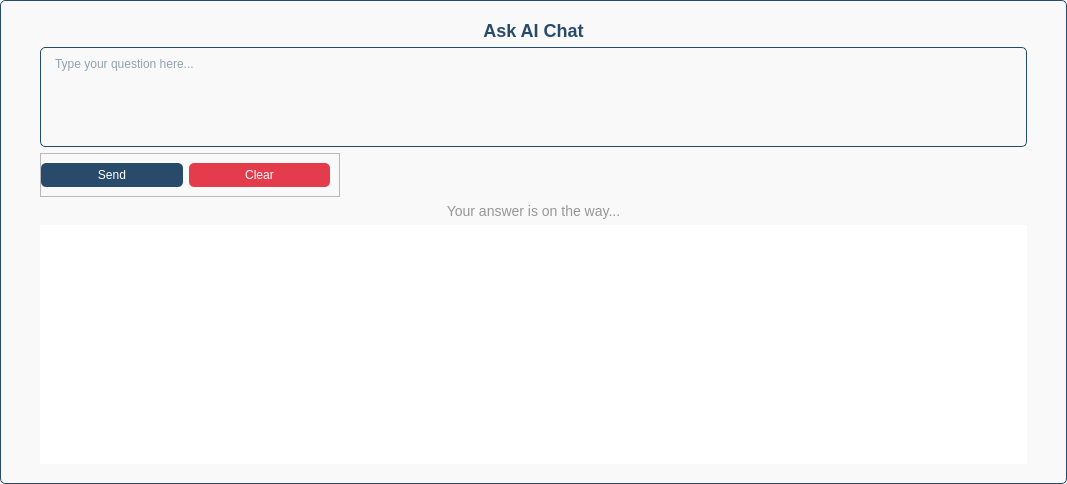
This is view/ui/ask_AI_chat.ui in MYI26/My_Portfolio_Manager as Qt 5 draws it before an edit. The edited form follows.
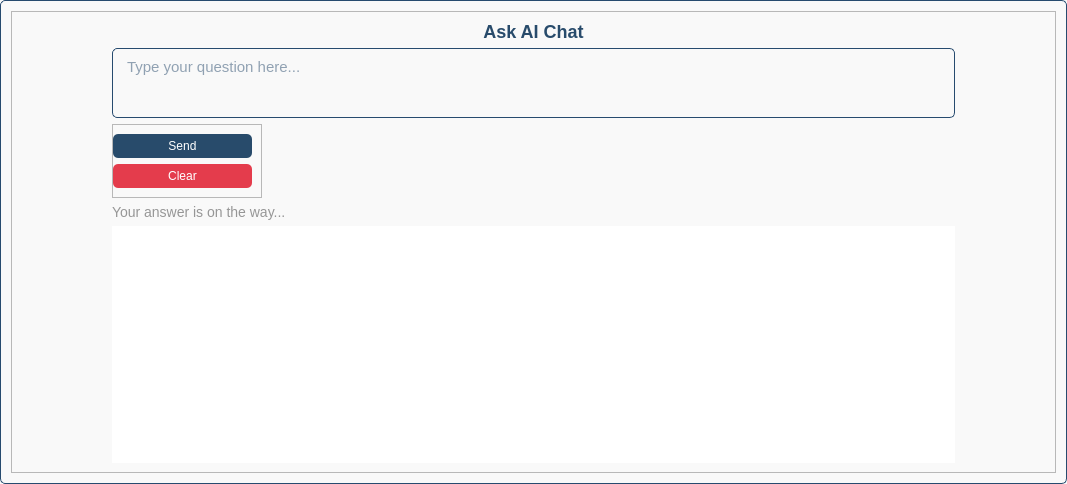
This is the edited form.

Commit message: Enhancement: Update MainPresenter and views to integrate AskAIChat and NewAction functionalities, improve layout handling, and add loading label visibility

What changed in the file:
```diff
--- a/view/ui/ask_AI_chat.ui
+++ b/view/ui/ask_AI_chat.ui
@@ -26,18 +26,27 @@
 	background-color: rgb(249, 249, 249);
 }</string>
   </property>
-  <layout class="QVBoxLayout" name="verticalLayout">
+  <layout class="QHBoxLayout" name="horizontalLayout">
+   <item>
+    <widget class="QFrame" name="frame_2">
+     <property name="minimumSize">
+      <size>
+       <width>0</width>
+       <height>300</height>
+      </size>
+     </property>
+     <property name="frameShape">
+      <enum>QFrame::StyledPanel</enum>
+     </property>
+     <property name="frameShadow">
+      <enum>QFrame::Raised</enum>
+     </property>
+     <layout class="QVBoxLayout" name="verticalLayout_2">
    <property name="leftMargin">
-    <number>40</number>
-   </property>
-   <property name="topMargin">
-    <number>20</number>
+       <number>100</number>
    </property>
    <property name="rightMargin">
-    <number>40</number>
-   </property>
-   <property name="bottomMargin">
-    <number>20</number>
+       <number>100</number>
    </property>
    <item>
     <widget class="QLabel" name="label_title">
@@ -73,9 +82,14 @@
      <property name="maximumSize">
       <size>
        <width>16777215</width>
-       <height>100</height>
-      </size>
-     </property>
+          <height>70</height>
+         </size>
+        </property>
+        <property name="font">
+         <font>
+          <pointsize>11</pointsize>
+         </font>
+        </property>
      <property name="styleSheet">
       <string notr="true">
 	border: 1px solid #274b6f;
@@ -85,6 +99,16 @@
 	background-color: rgb(249, 249, 249);
 </string>
      </property>
+        <property name="html">
+         <string>&lt;!DOCTYPE HTML PUBLIC &quot;-//W3C//DTD HTML 4.0//EN&quot; &quot;http://www.w3.org/TR/REC-html40/strict.dtd&quot;&gt;
+&lt;html&gt;&lt;head&gt;&lt;meta name=&quot;qrichtext&quot; content=&quot;1&quot; /&gt;&lt;meta charset=&quot;utf-8&quot; /&gt;&lt;style type=&quot;text/css&quot;&gt;
+p, li { white-space: pre-wrap; }
+hr { height: 1px; border-width: 0; }
+li.unchecked::marker { content: &quot;\2610&quot;; }
+li.checked::marker { content: &quot;\2612&quot;; }
+&lt;/style&gt;&lt;/head&gt;&lt;body style=&quot; font-family:'Segoe UI'; font-size:11pt; font-weight:400; font-style:normal;&quot;&gt;
+&lt;p align=&quot;justify&quot; style=&quot;-qt-paragraph-type:empty; margin-top:0px; margin-bottom:0px; margin-left:0px; margin-right:0px; -qt-block-indent:0; text-indent:0px;&quot;&gt;&lt;br /&gt;&lt;/p&gt;&lt;/body&gt;&lt;/html&gt;</string>
+        </property>
      <property name="placeholderText">
       <string>Type your question here...</string>
      </property>
@@ -94,7 +118,7 @@
     <widget class="QFrame" name="frame">
      <property name="minimumSize">
       <size>
-       <width>300</width>
+          <width>150</width>
        <height>0</height>
       </size>
      </property>
@@ -107,7 +131,7 @@
      <property name="frameShadow">
       <enum>QFrame::Raised</enum>
      </property>
-     <layout class="QHBoxLayout" name="horizontalLayout">
+        <layout class="QVBoxLayout" name="verticalLayout_3">
       <property name="leftMargin">
        <number>0</number>
       </property>
@@ -162,7 +186,7 @@
       <string>Your answer is on the way...</string>
      </property>
      <property name="alignment">
-      <set>Qt::AlignCenter</set>
+         <set>Qt::AlignLeading|Qt::AlignLeft|Qt::AlignVCenter</set>
      </property>
     </widget>
    </item>
@@ -185,8 +209,8 @@
        <rect>
         <x>0</x>
         <y>0</y>
-        <width>987</width>
-        <height>216</height>
+           <width>847</width>
+           <height>191</height>
        </rect>
       </property>
       <property name="styleSheet">
@@ -195,6 +219,11 @@
       <layout class="QVBoxLayout" name="scroll_area_layout">
        <item>
         <widget class="QLabel" name="label_answer">
+            <property name="font">
+             <font>
+              <pointsize>-1</pointsize>
+             </font>
+            </property>
          <property name="styleSheet">
           <string>
            font-size: 14px;
@@ -204,6 +233,9 @@
          <property name="text">
           <string/>
          </property>
+            <property name="alignment">
+             <set>Qt::AlignLeading|Qt::AlignLeft|Qt::AlignTop</set>
+            </property>
          <property name="wordWrap">
           <bool>true</bool>
          </property>
@@ -211,6 +243,9 @@
        </item>
       </layout>
      </widget>
+       </widget>
+      </item>
+     </layout>
     </widget>
    </item>
   </layout>
```
Left out of the diff: 2 changed lines with no effect on the pictures. Lines whose indentation alone changed are shown as unchanged. The commit also changes 5 other files.
